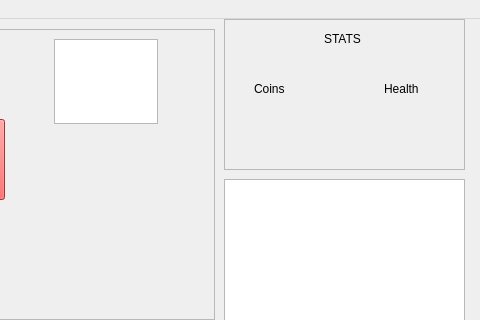
This is CaveMan/mainwindow.ui in MrMoody098/CaveMan as Qt 5 draws it before an edit; both pictures show x 846 to 1326 and y 0 to 320 of the 1326 by 725 pixel window. The edited form follows.
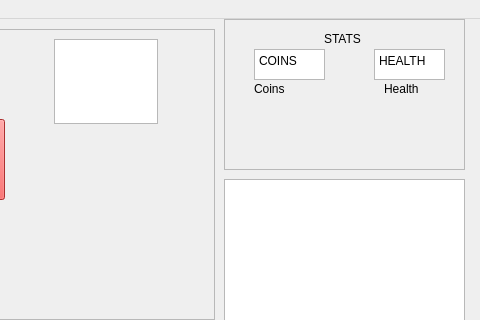
This is the edited form.

Diff of the .ui file:
```diff
--- a/CaveMan/mainwindow.ui
+++ b/CaveMan/mainwindow.ui
@@ -99,6 +99,32 @@
       <string>STATS</string>
      </property>
     </widget>
+    <widget class="QPlainTextEdit" name="plainTextEdit">
+     <property name="geometry">
+      <rect>
+       <x>30</x>
+       <y>30</y>
+       <width>71</width>
+       <height>31</height>
+      </rect>
+     </property>
+     <property name="plainText">
+      <string>COINS</string>
+     </property>
+    </widget>
+    <widget class="QPlainTextEdit" name="plainTextEdit_2">
+     <property name="geometry">
+      <rect>
+       <x>150</x>
+       <y>30</y>
+       <width>71</width>
+       <height>31</height>
+      </rect>
+     </property>
+     <property name="plainText">
+      <string>HEALTH</string>
+     </property>
+    </widget>
    </widget>
    <widget class="QListWidget" name="PlayerList">
     <property name="geometry">
```
